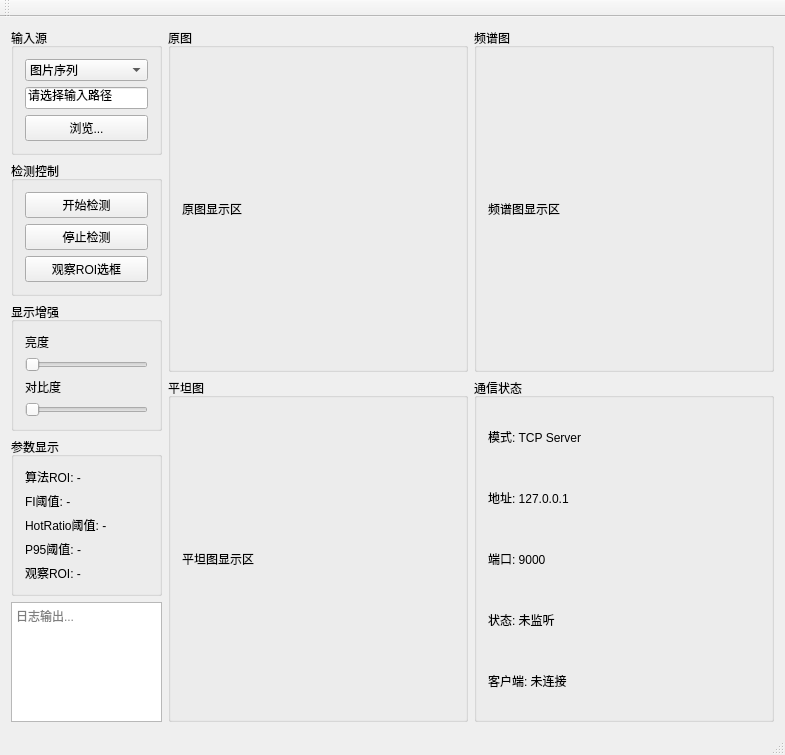
Before: the Qt Designer form WaferMaster/ui/WaferMaster.ui in recklevs/WaferMaster, drawn with Qt 5.
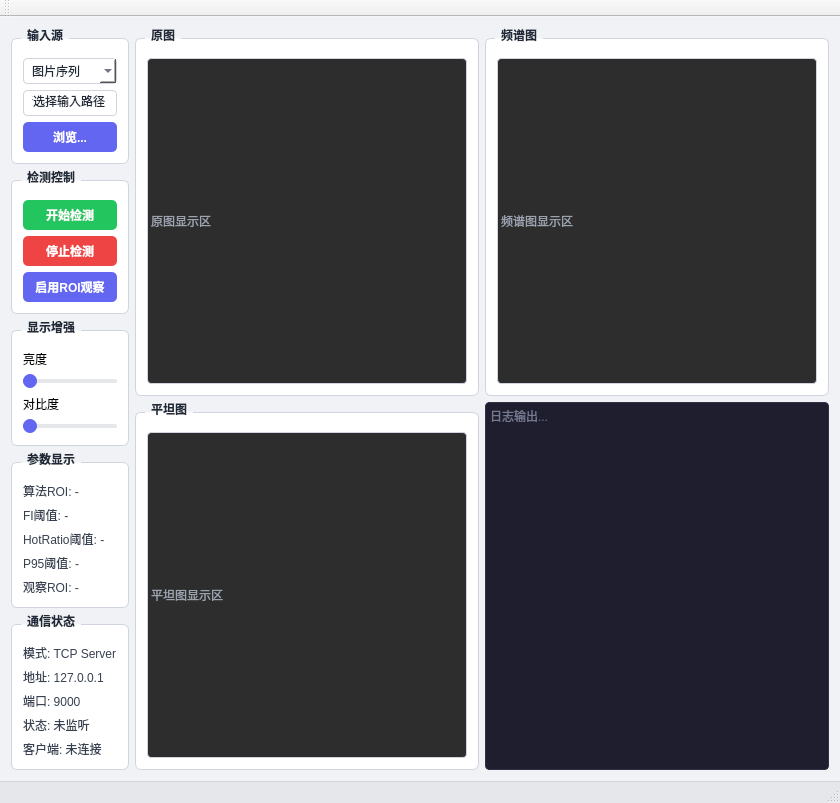
After: the same form once the commit is applied.

Commit message: UI界面美化与逻辑修复，窗口全屏/恢复时图像自动缩放适配，修正gridLayout行拉伸比

```diff
--- a/WaferMaster/ui/WaferMaster.ui
+++ b/WaferMaster/ui/WaferMaster.ui
@@ -13,6 +13,163 @@
   <property name="windowTitle">
    <string>WaferMaster</string>
   </property>
+  <property name="styleSheet">
+   <string notr="true">
+
+QMainWindow {
+    background-color: #f0f2f5;
+}
+
+/* --- GroupBox：白底 + 浅灰边框 + 圆角 --- */
+QGroupBox {
+    background-color: #ffffff;
+    border: 1px solid #d0d5dd;
+    border-radius: 6px;
+    margin-top: 10px;
+    font-weight: bold;
+    padding-top: 8px;
+}
+QGroupBox::title {
+    subcontrol-origin: margin;
+    left: 10px;
+    padding: 0 4px;
+    color: #1f2937;
+}
+
+/* --- 图像 QLabel：深灰背景 + 文本居中 --- */
+QLabel#lblViewOriginal,
+QLabel#lblViewSpectrum,
+QLabel#lblViewFlatness {
+    background-color: #2d2d2d;
+    color: #9ca3af;
+    qproperty-alignment: AlignCenter;
+    border: 1px solid #d0d5dd;
+    border-radius: 4px;
+    min-height: 150px;
+}
+
+/* --- 参数显示 QLabel --- */
+QGroupBox#groupParams QLabel {
+    background: transparent;
+    color: #374151;
+}
+
+/* --- 通信状态 QLabel --- */
+QGroupBox#groupComm QLabel {
+    background: transparent;
+    color: #374151;
+}
+
+/* --- 日志框：深色背景 + 浅色等宽字体 --- */
+QPlainTextEdit#plainTextEditLog {
+    background-color: #1e1e2e;
+    color: #cdd6f4;
+    font-family: "Consolas", "Courier New", monospace;
+    font-size: 9pt;
+    border: 1px solid #313244;
+    border-radius: 4px;
+    selection-background-color: #45475a;
+}
+
+/* --- 通用 QPushButton 样式 --- */
+QPushButton {
+    color: #ffffff;
+    border: none;
+    border-radius: 5px;
+    padding: 6px 12px;
+    font-size: 9pt;
+    font-weight: bold;
+}
+
+/* --- 开始检测：绿色 --- */
+QPushButton#btnStart {
+    background-color: #22c55e;
+}
+QPushButton#btnStart:hover {
+    background-color: #16a34a;
+}
+QPushButton#btnStart:pressed {
+    background-color: #15803d;
+}
+QPushButton#btnStart:disabled {
+    background-color: #86efac;
+}
+
+/* --- 停止检测：红色 --- */
+QPushButton#btnStop {
+    background-color: #ef4444;
+}
+QPushButton#btnStop:hover {
+    background-color: #dc2626;
+}
+QPushButton#btnStop:pressed {
+    background-color: #b91c1c;
+}
+QPushButton#btnStop:disabled {
+    background-color: #fca5a5;
+}
+
+/* --- 浏览 / 观察ROI：蓝灰 --- */
+QPushButton#btnBrowse,
+QPushButton#btnObserveRoi {
+    background-color: #6366f1;
+}
+QPushButton#btnBrowse:hover,
+QPushButton#btnObserveRoi:hover {
+    background-color: #4f46e5;
+}
+QPushButton#btnBrowse:pressed,
+QPushButton#btnObserveRoi:pressed {
+    background-color: #4338ca;
+}
+
+/* --- 勾选状态（checkable 按钮）--- */
+QPushButton#btnObserveRoi:checked {
+    background-color: #f59e0b;
+}
+QPushButton#btnObserveRoi:checked:hover {
+    background-color: #d97706;
+}
+
+/* --- QComboBox / QLineEdit --- */
+QComboBox, QLineEdit {
+    background-color: #ffffff;
+    border: 1px solid #d0d5dd;
+    border-radius: 4px;
+    padding: 4px 8px;
+    color: #1f2937;
+}
+QComboBox:hover, QLineEdit:hover {
+    border-color: #6366f1;
+}
+
+/* --- QSlider --- */
+QSlider::groove:horizontal {
+    background: #e5e7eb;
+    height: 4px;
+    border-radius: 2px;
+}
+QSlider::handle:horizontal {
+    background: #6366f1;
+    width: 14px;
+    height: 14px;
+    margin: -5px 0;
+    border-radius: 7px;
+}
+QSlider::sub-page:horizontal {
+    background: #818cf8;
+    border-radius: 2px;
+}
+
+/* --- QStatusBar --- */
+QStatusBar {
+    background-color: #e5e7eb;
+    color: #374151;
+    border-top: 1px solid #d0d5dd;
+    font-size: 9pt;
+}
+   </string>
+  </property>
   <widget class="QWidget" name="centralWidget">
    <layout class="QHBoxLayout" name="horizontalLayout" stretch="1,4">
     <item>
@@ -79,7 +236,7 @@
            <item>
             <widget class="QPushButton" name="btnObserveRoi">
              <property name="text">
-              <string>观察ROI选框</string>
+              <string>启用ROI观察</string>
              </property>
              <property name="checkable">
               <bool>true</bool>
@@ -171,28 +328,47 @@
           </widget>
          </item>
          <item>
-          <widget class="QPlainTextEdit" name="plainTextEditLog">
-           <property name="readOnly">
-            <bool>true</bool>
+          <widget class="QGroupBox" name="groupComm">
+           <property name="title">
+            <string>通信状态</string>
            </property>
-           <property name="maximumBlockCount">
-            <number>200</number>
-           </property>
-           <property name="placeholderText">
-            <string>日志输出...</string>
-           </property>
-           <property name="minimumSize">
-            <size>
-             <width>0</width>
-             <height>120</height>
-            </size>
-           </property>
-           <property name="maximumSize">
-            <size>
-             <width>16777215</width>
-             <height>200</height>
-            </size>
-           </property>
+           <layout class="QVBoxLayout" name="verticalLayout_10">
+            <item>
+             <widget class="QLabel" name="lblCommMode">
+              <property name="text">
+               <string>模式: TCP Server</string>
+              </property>
+             </widget>
+            </item>
+            <item>
+             <widget class="QLabel" name="lblCommAddress">
+              <property name="text">
+               <string>地址: 127.0.0.1</string>
+              </property>
+             </widget>
+            </item>
+            <item>
+             <widget class="QLabel" name="lblCommPort">
+              <property name="text">
+               <string>端口: 9000</string>
+              </property>
+             </widget>
+            </item>
+            <item>
+             <widget class="QLabel" name="lblCommListenState">
+              <property name="text">
+               <string>状态: 未监听</string>
+              </property>
+             </widget>
+            </item>
+            <item>
+             <widget class="QLabel" name="lblCommClientState">
+              <property name="text">
+               <string>客户端: 未连接</string>
+              </property>
+             </widget>
+            </item>
+           </layout>
           </widget>
          </item>
         </layout>
@@ -213,99 +389,134 @@
      </layout>
     </item>
     <item>
-     <layout class="QGridLayout" name="gridLayout">
-      <item row="0" column="0">
-       <widget class="QGroupBox" name="groupOriginal">
+      <layout class="QGridLayout" name="gridLayout" rowstretch="1,1" columnstretch="1,1">
+       <item row="0" column="0">
+        <widget class="QGroupBox" name="groupOriginal">
+         <property name="sizePolicy">
+          <sizepolicy hsizetype="Expanding" vsizetype="Expanding">
+           <horstretch>0</horstretch>
+           <verstretch>0</verstretch>
+          </sizepolicy>
+         </property>
         <property name="title">
          <string>原图</string>
         </property>
         <layout class="QVBoxLayout" name="verticalLayout_8">
          <item>
-          <widget class="QLabel" name="lblViewOriginal">
-           <property name="text">
-            <string>原图显示区</string>
-           </property>
-          </widget>
+           <widget class="QLabel" name="lblViewOriginal">
+            <property name="sizePolicy">
+             <sizepolicy hsizetype="Expanding" vsizetype="Expanding">
+              <horstretch>0</horstretch>
+              <verstretch>0</verstretch>
+             </sizepolicy>
+            </property>
+            <property name="minimumSize">
+             <size>
+              <width>320</width>
+              <height>240</height>
+             </size>
+            </property>
+            <property name="text">
+             <string>原图显示区</string>
+            </property>
+           </widget>
          </item>
         </layout>
        </widget>
       </item>
       <item row="0" column="1">
-       <widget class="QGroupBox" name="groupSpectrum">
-        <property name="title">
+        <widget class="QGroupBox" name="groupSpectrum">
+         <property name="sizePolicy">
+          <sizepolicy hsizetype="Expanding" vsizetype="Expanding">
+           <horstretch>0</horstretch>
+           <verstretch>0</verstretch>
+          </sizepolicy>
+         </property>
+         <property name="title">
          <string>频谱图</string>
         </property>
         <layout class="QVBoxLayout" name="verticalLayout_9">
          <item>
-          <widget class="QLabel" name="lblViewSpectrum">
-           <property name="text">
-            <string>频谱图显示区</string>
-           </property>
-          </widget>
+           <widget class="QLabel" name="lblViewSpectrum">
+            <property name="sizePolicy">
+             <sizepolicy hsizetype="Expanding" vsizetype="Expanding">
+              <horstretch>0</horstretch>
+              <verstretch>0</verstretch>
+             </sizepolicy>
+            </property>
+            <property name="minimumSize">
+             <size>
+              <width>320</width>
+              <height>240</height>
+             </size>
+            </property>
+            <property name="text">
+             <string>频谱图显示区</string>
+            </property>
+           </widget>
          </item>
         </layout>
        </widget>
       </item>
       <item row="1" column="0">
-       <widget class="QGroupBox" name="groupFlatness">
-        <property name="title">
+        <widget class="QGroupBox" name="groupFlatness">
+         <property name="sizePolicy">
+          <sizepolicy hsizetype="Expanding" vsizetype="Expanding">
+           <horstretch>0</horstretch>
+           <verstretch>0</verstretch>
+          </sizepolicy>
+         </property>
+         <property name="title">
          <string>平坦图</string>
         </property>
         <layout class="QVBoxLayout" name="verticalLayout_7">
          <item>
-          <widget class="QLabel" name="lblViewFlatness">
-           <property name="text">
-            <string>平坦图显示区</string>
-           </property>
-          </widget>
+           <widget class="QLabel" name="lblViewFlatness">
+            <property name="sizePolicy">
+             <sizepolicy hsizetype="Expanding" vsizetype="Expanding">
+              <horstretch>0</horstretch>
+              <verstretch>0</verstretch>
+             </sizepolicy>
+            </property>
+            <property name="minimumSize">
+             <size>
+              <width>320</width>
+              <height>240</height>
+             </size>
+            </property>
+            <property name="text">
+             <string>平坦图显示区</string>
+            </property>
+           </widget>
          </item>
         </layout>
        </widget>
       </item>
-      <item row="1" column="1">
-       <widget class="QGroupBox" name="groupComm">
-        <property name="title">
-         <string>通信状态</string>
-        </property>
-        <layout class="QVBoxLayout" name="verticalLayout_10">
-         <item>
-          <widget class="QLabel" name="lblCommMode">
-           <property name="text">
-            <string>模式: TCP Server</string>
-           </property>
-          </widget>
-         </item>
-         <item>
-          <widget class="QLabel" name="lblCommAddress">
-           <property name="text">
-            <string>地址: 127.0.0.1</string>
-           </property>
-          </widget>
-         </item>
-         <item>
-          <widget class="QLabel" name="lblCommPort">
-           <property name="text">
-            <string>端口: 9000</string>
-           </property>
-          </widget>
-         </item>
-         <item>
-          <widget class="QLabel" name="lblCommListenState">
-           <property name="text">
-            <string>状态: 未监听</string>
-           </property>
-          </widget>
-         </item>
-         <item>
-          <widget class="QLabel" name="lblCommClientState">
-           <property name="text">
-            <string>客户端: 未连接</string>
-           </property>
-          </widget>
-         </item>
-        </layout>
-       </widget>
-      </item>
+       <item row="1" column="1">
+        <widget class="QPlainTextEdit" name="plainTextEditLog">
+         <property name="sizePolicy">
+          <sizepolicy hsizetype="Expanding" vsizetype="Expanding">
+           <horstretch>0</horstretch>
+           <verstretch>0</verstretch>
+          </sizepolicy>
+         </property>
+         <property name="readOnly">
+          <bool>true</bool>
+         </property>
+         <property name="maximumBlockCount">
+          <number>200</number>
+         </property>
+         <property name="placeholderText">
+          <string>日志输出...</string>
+         </property>
+         <property name="minimumSize">
+          <size>
+           <width>0</width>
+           <height>160</height>
+          </size>
+         </property>
+        </widget>
+       </item>
      </layout>
     </item>
    </layout>
```
The commit also changes 6 other files.
